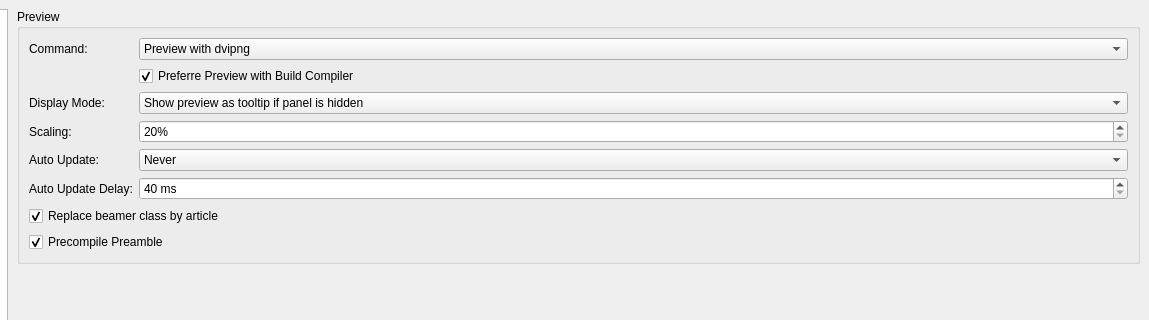
texstudio-org/texstudio, file src/configdialog.ui: the form before one commit; both pictures show x 229 to 1378 and y 0 to 320 of the 1378 by 864 pixel window.
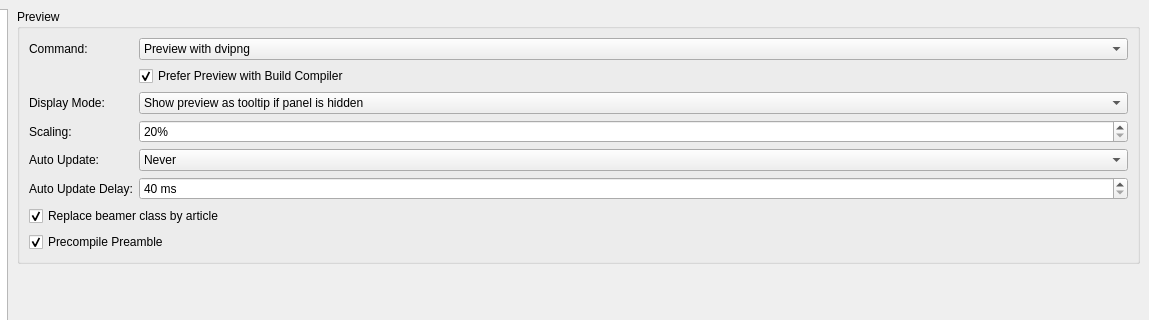
The form after the commit. The open tabs and pages were chosen to show the change. Icons and pictures are not drawn.

```diff
--- a/src/configdialog.ui
+++ b/src/configdialog.ui
@@ -4049,7 +4049,7 @@
                   <item row="1" column="1">
                    <widget class="QCheckBox" name="checkBoxAutoPreviewCmd">
                     <property name="text">
-                     <string notr="true">Preferre Preview with Build Compiler</string>
+                     <string notr="true">Prefer Preview with Build Compiler</string>
                     </property>
                     <property name="toolTip">
                      <string>The option applys when the build compiler is pdflatex, lualatex, xelatex, or latex.</string>
```
Left out of the diff: 2 changed lines with no effect on the pictures.
